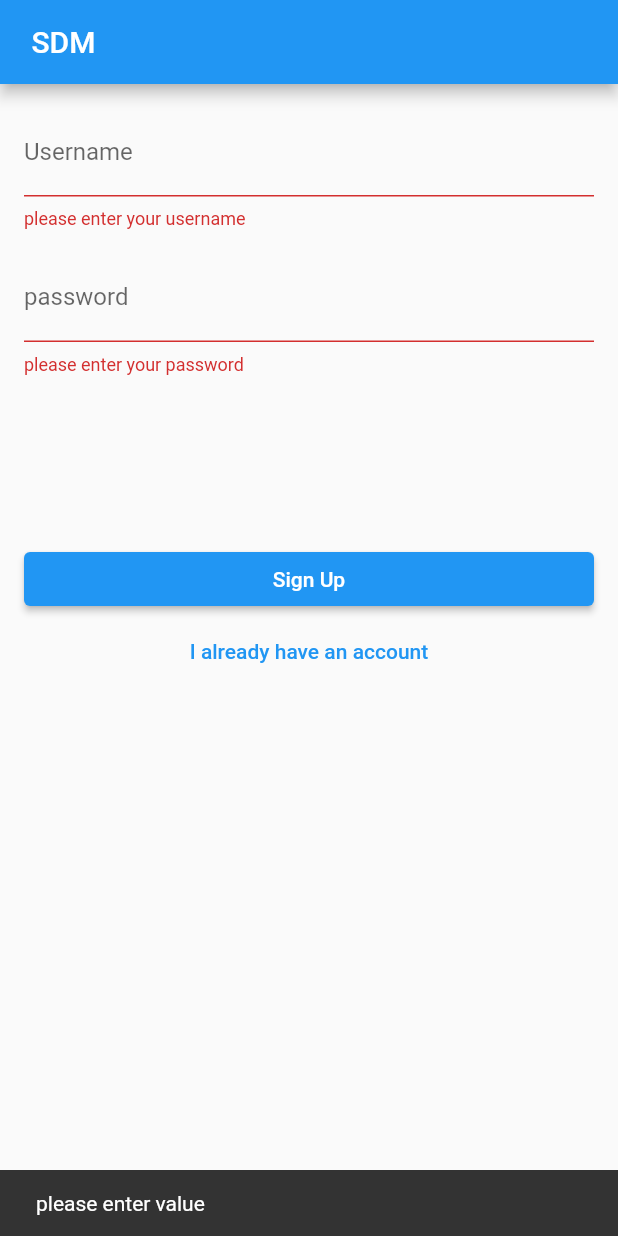
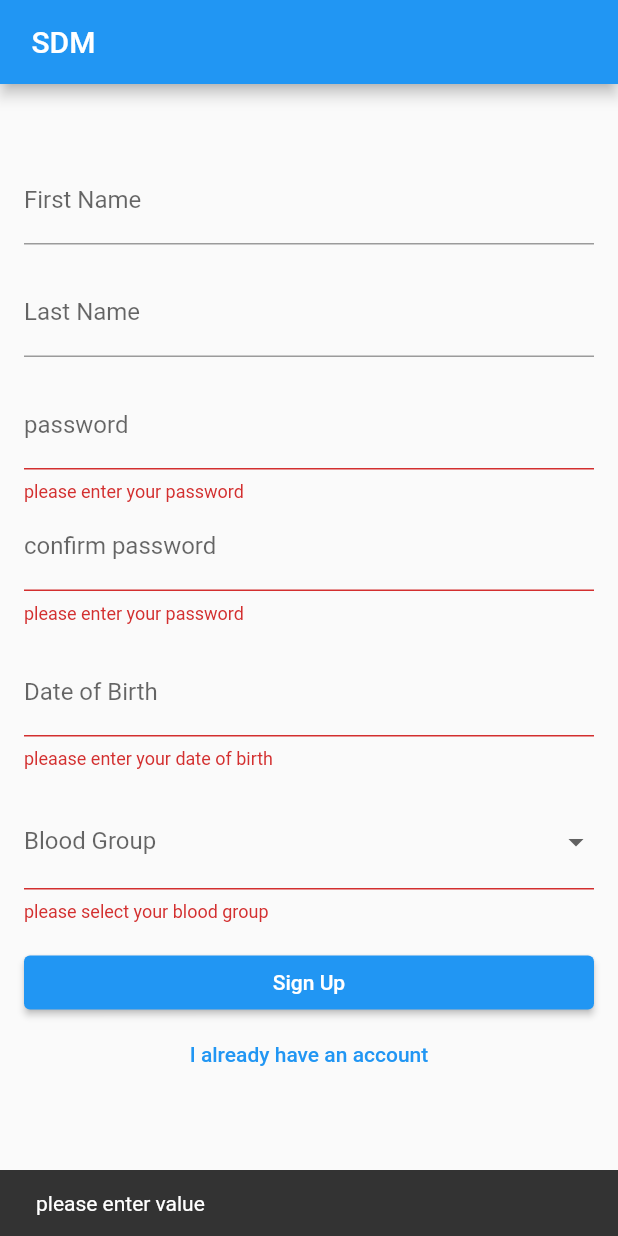
Before and after one commit to ArunKuleri/studentDB, a Flutter app: the screen it shows after launch, after a tap on "Login", after a tap on "I don't have an account", after a tap on "Sign Up", on a phone screen of 412 x 824 dp. Run offline on Flutter 3.47's test engine with Material 2 defaults, Android fonts, the phone set to English and light mode, and no system bars; our stand-ins replace bloc, flutter_bloc, sqflite; accounts and stored records are empty.

Commit message:
added another textformfield

```diff
--- a/lib/model/studentdB.dart
+++ b/lib/model/studentdB.dart
@@ -0,0 +1,3 @@
+import 'dart:async';
+
+import 'package:sqflite/sqflite.dart';
--- a/lib/view/homepage.dart
+++ b/lib/view/homepage.dart
@@ -11,6 +11,17 @@ class HomePage extends StatelessWidget {
   final _dobController = TextEditingController();
   final _emailController = TextEditingController();
   DateTime? _selectedDate;
+  final List<String> bloodGroups = [
+    'A+ve',
+    'A-ve',
+    'B+ve',
+    'B-ve',
+    'O+ve',
+    'O-ve',
+    'AB+ve',
+    'AB-ve',
+  ];
+  String? selectedBloodGroup;
   HomePage({super.key});
   @override
   Widget build(BuildContext context) {
@@ -27,7 +38,7 @@ class HomePage extends StatelessWidget {
               child: Padding(
                 padding: const EdgeInsets.all(16.0),
                 child: ListView(children: <Widget>[
-                  if (state == SignInStatus.signUp)
+                  if (state == SignInStatus.login)
                     TextFormField(
                       controller: _usernameController,
                       decoration: const InputDecoration(
@@ -39,43 +50,6 @@ class HomePage extends StatelessWidget {
                         }
                         return null;
                       },
-                    ),
-                  const SizedBox(
-                    height: 16.0,
-                  ),
-                  if (state == SignInStatus.signUp)
-                    TextFormField(
-                      controller: _passwordController,
-                      decoration: const InputDecoration(labelText: "password"),
-                      obscureText: true,
-                      validator: (value) {
-                        if (value == null || value.isEmpty) {
-                          return "please enter your password";
-                        } else if (value.length < 8 ||
-                            !value.contains(RegExp(r'/d')) ||
-                            !value
-                                .contains(RegExp(r'[!@#$%^&*(),.?":{}|<>]'))) {
-                          return "Password must be at least 8 characters long and contain at least one number and one special character";
-                        }
-                        return null;
-                      },
-                    ),
-                  const SizedBox(
-                    height: 16.0,
-                  ),
-                  if (state == SignInStatus.login)
-                    TextFormField(
-                      controller: _firstNameController,
-                      decoration:
-                          const InputDecoration(labelText: "First Name"),
-                    ),
-                  const SizedBox(
-                    height: 16.0,
-                  ),
-                  if (state == SignInStatus.login)
-                    TextFormField(
-                      controller: _lastNameController,
-                      decoration: const InputDecoration(labelText: "Last Name"),
                     ),
                   const SizedBox(
                     height: 16.0,
@@ -100,7 +74,41 @@ class HomePage extends StatelessWidget {
                   const SizedBox(
                     height: 16.0,
                   ),
-                  if (state == SignInStatus.login)
+                  if (state == SignInStatus.signUp)
+                    TextFormField(
+                      controller: _firstNameController,
+                      decoration:
+                          const InputDecoration(labelText: "First Name"),
+                    ),
+                  const SizedBox(
+                    height: 16.0,
+                  ),
+                  if (state == SignInStatus.signUp)
+                    TextFormField(
+                      controller: _lastNameController,
+                      decoration: const InputDecoration(labelText: "Last Name"),
+                    ),
+                  const SizedBox(
+                    height: 16.0,
+                  ),
+                  if (state == SignInStatus.signUp)
+                    TextFormField(
+                      controller: _passwordController,
+                      decoration: const InputDecoration(labelText: "password"),
+                      obscureText: true,
+                      validator: (value) {
+                        if (value == null || value.isEmpty) {
+                          return "please enter your password";
+                        } else if (value.length < 8 ||
+                            !value.contains(RegExp(r'/d')) ||
+                            !value
+                                .contains(RegExp(r'[!@#$%^&*(),.?":{}|<>]'))) {
+                          return "Password must be at least 8 characters long and contain at least one number and one special character";
+                        }
+                        return null;
+                      },
+                    ),
+                  if (state == SignInStatus.signUp)
                     TextFormField(
                       controller: _passwordController,
                       decoration:
@@ -121,7 +129,7 @@ class HomePage extends StatelessWidget {
                   const SizedBox(
                     height: 16.0,
                   ),
-                  if (state == SignInStatus.login)
+                  if (state == SignInStatus.signUp)
                     TextFormField(
                       controller: _dobController,
                       decoration:
@@ -148,11 +156,32 @@ class HomePage extends StatelessWidget {
                   const SizedBox(
                     height: 16.0,
                   ),
-                  if (state == SignInStatus.login)
-                    TextFormField(
-                      controller: _emailController,
-                      decoration:
-                          const InputDecoration(labelText: "Email Address"),
+                  if (state == SignInStatus.signUp)
+                    DropdownButtonFormField<String>(
+                      value: selectedBloodGroup,
+                      onChanged: (String? newValue) {
+                        selectedBloodGroup = newValue;
+                      },
+                      items: bloodGroups
+                          .map<DropdownMenuItem<String>>((String value) {
+                        return DropdownMenuItem<String>(
+                          value: value,
+                          child: Text(value),
+                        );
+                      }).toList(),
+                      decoration: const InputDecoration(
+                        labelText: 'Blood Group',
+                      ),
+                      validator: (value) {
+                        if (value == null || value.isEmpty) {
+                          return "please select your blood group";
+                        }
+                        return null;
+                      },
+                      onSaved: (value) {
+                        // Save the selected blood group
+                        selectedBloodGroup = value;
+                      },
                     ),
                   const SizedBox(height: 16.0),
                   ElevatedButton(
--- a/pubspec.yaml
+++ b/pubspec.yaml
@@ -37,6 +37,7 @@ dependencies:
   cupertino_icons: ^1.0.2
   bloc: ^8.1.2
   flutter_bloc: ^8.1.3
+  sqflite: ^2.3.0
 
 dev_dependencies:
   flutter_test:
```
Also changed, not shown: lib/view/add_student/add_student.dart (added), pubspec.lock, 1 other file.
